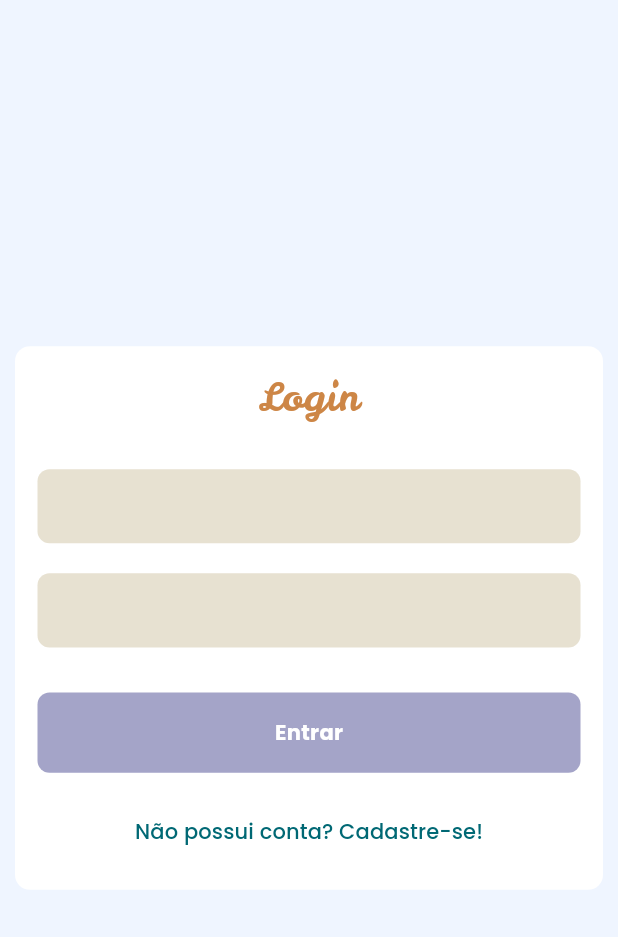
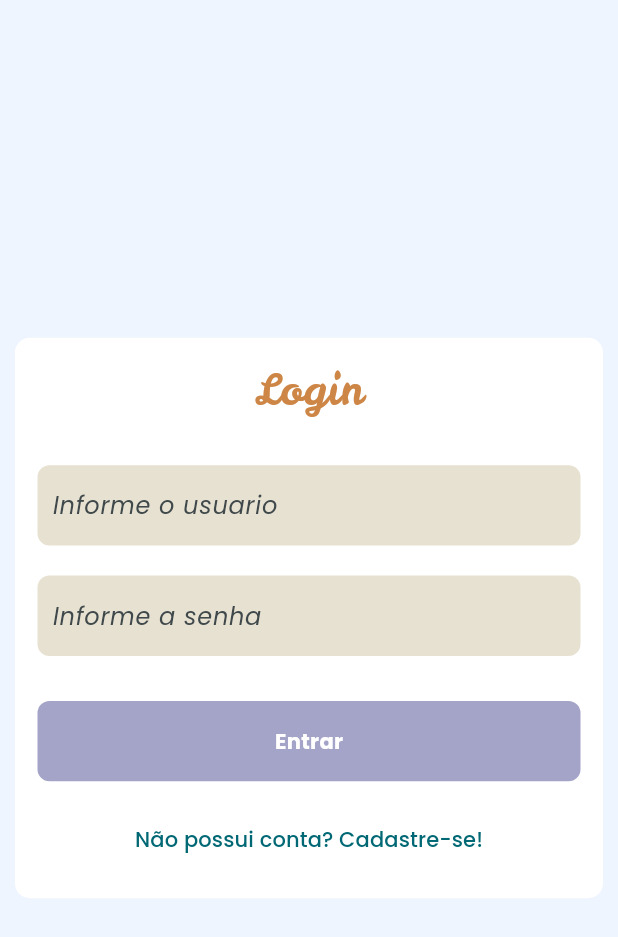
Before and after one commit to vihstudy-ifba/project_front, a Flutter app: the screen it shows after launch, on a phone screen of 412 x 824 dp. Shown: the top 937 px of the screen. Run offline on Flutter 3.47's test engine with Material 2 defaults, Android fonts, the phone set to English and light mode, and no system bars.

Commit message:
--- ajustes nos wisgets criados

```diff
--- a/lib/presentation/widgets/card_with_title.dart
+++ b/lib/presentation/widgets/card_with_title.dart
@@ -28,7 +28,7 @@ class CardWithTitle extends StatelessWidget {
               title,
               style: const TextStyle(
                   fontFamily: 'Leckerli One',
-                  fontSize: 26,
+                  fontSize: 28,
                   color: PaletaDeCores.title),
             ),
             child
--- a/lib/presentation/widgets/input_field.dart
+++ b/lib/presentation/widgets/input_field.dart
@@ -4,21 +4,33 @@ import '../../core/paletadecores.dart';
 
 class InputField extends StatelessWidget {
   const InputField({
-    super.key,
+    super.key, required this.hint, required this.onChanged,
   });
+
+  final String hint;
+  final Function onChanged;
 
   @override
   Widget build(BuildContext context) {
     Size size = MediaQuery.of(context).size;
     return Container(
       width: size.width,
-      height: size.height * 0.06,
+      height: size.height * 0.065,
       decoration: BoxDecoration(
           color: PaletaDeCores.backgroundinput,
           borderRadius: BorderRadius.circular(8)),
-      child: const Center(
-        child: TextField(
-          decoration: InputDecoration(border: InputBorder.none),
+      child: Padding(
+        padding: const EdgeInsets.only(left: 10, right: 10),
+        child: Center(
+          child: TextField(
+            onChanged: onChanged as Function(String),
+            decoration: InputDecoration(
+              border: InputBorder.none,
+              hintText: hint,
+              hintStyle: const TextStyle(
+                fontStyle: FontStyle.italic
+              )),
+          ),
         ),
       ),
     );
```
